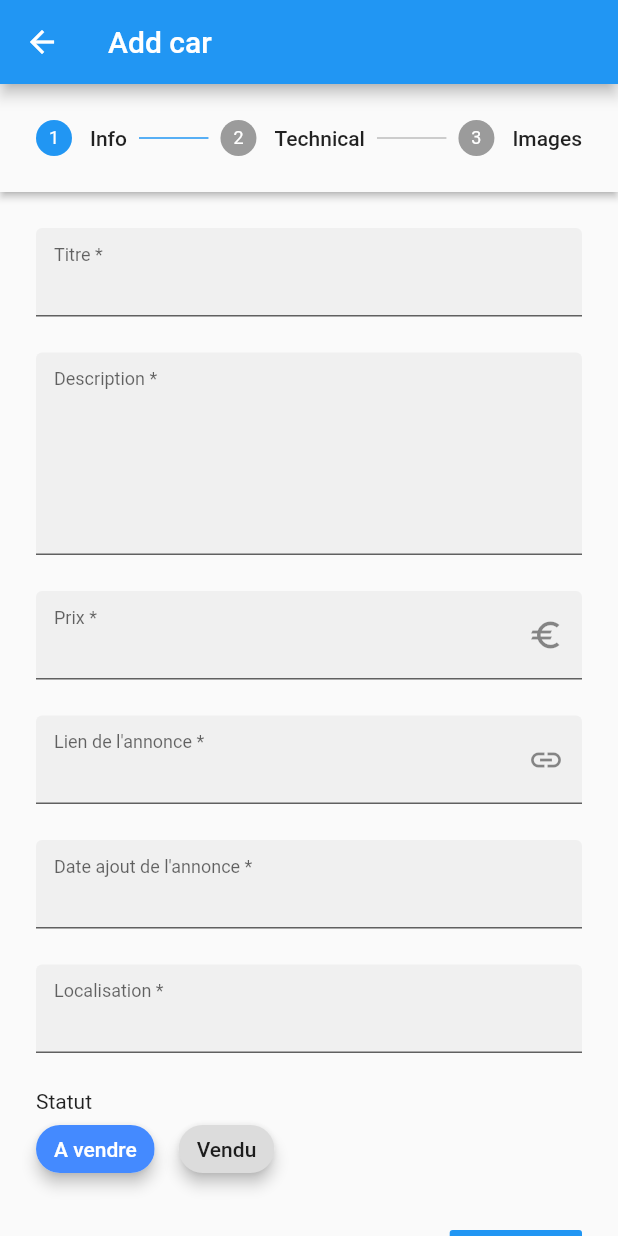
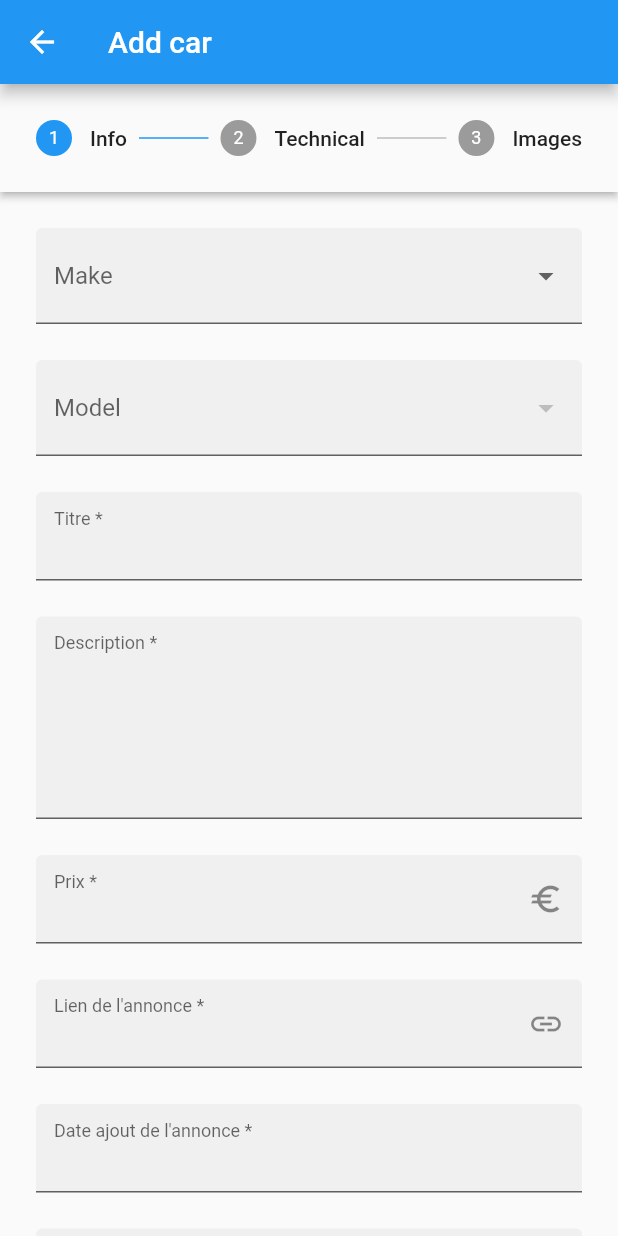
Before and after one commit to Pyozer/CarManager, a Flutter app: the CarAddView screen opened by its route, on a phone screen of 412 x 824 dp. Run offline on Flutter 3.47's test engine with Material 2 defaults, Android fonts, the phone set to English and light mode, and no system bars; our stand-ins replace cached_network_image, cloud_firestore, firebase_core, firebase_storage, flutter_svg, geocoding and 7 more; missing offline and left inert: syncfusion_flutter_core; accounts and stored records are empty; generated files the repository leaves out were written again; network calls fail.

Commit message:
feat(filter): Add filter make and model

```diff
--- a/lib/src/modules/car/car_add.view.dart
+++ b/lib/src/modules/car/car_add.view.dart
@@ -20,6 +20,7 @@ import '../../utils/regexp.util.dart';
 import '../../utils/validators.utils.dart';
 import '../../widgets/add_image_square.widget.dart';
 import '../../widgets/stepper_controls.widget.dart';
+import '../filters/models/filters.model.dart';
 import '../settings/settings_cars.controller.dart';
 import 'car_location_picker.view.dart';
 import 'model/car_location.model.dart';
@@ -308,6 +309,48 @@ class _CarAddViewState extends State<CarAddView> {
 
   List<Widget> _buildStepInfo() {
     return <Widget>[
+      DropdownButtonFormField<CarMake>(
+        value: CarMake.fromName(car['make']),
+        onChanged: (newMake) => _updateCarValue('make', newMake!.name),
+        isExpanded: true,
+        decoration: const InputDecoration(
+          label: Text('Make'),
+          filled: true,
+        ),
+        items: CarMake.values
+            .map((make) => DropdownMenuItem(
+                  value: make,
+                  child: Row(
+                    children: [
+                      Image.network(
+                        make.logo,
+                        height: 30.0,
+                        width: 30.0,
+                        fit: BoxFit.contain,
+                      ),
+                      const SizedBox(width: 12.0),
+                      Text(make.name),
+                    ],
+                  ),
+                ))
+            .toList(),
+      ),
+      DropdownButtonFormField<String>(
+        value: car['model'],
+        onChanged: (newModel) => _updateCarValue('model', newModel),
+        isExpanded: true,
+        decoration: const InputDecoration(
+          label: Text('Model'),
+          filled: true,
+        ),
+        items: kCars
+            .where((filterCar) => filterCar.make.name == car['make'])
+            .map((car) => DropdownMenuItem(
+                  value: car.model,
+                  child: Text(car.model),
+                ))
+            .toList(),
+      ),
       TextFormField(
         controller: _titleController,
         autovalidateMode: AutovalidateMode.onUserInteraction,
--- a/lib/src/modules/car/car_details.view.dart
+++ b/lib/src/modules/car/car_details.view.dart
@@ -175,14 +175,14 @@ class _CarDetailsViewState extends State<CarDetailsView> {
                   mainAxisSize: MainAxisSize.min,
                   crossAxisAlignment: CrossAxisAlignment.stretch,
                   children: [
-                    const Text('LOTUS'),
+                    Text(car.make.name.toUpperCase()),
                     const SizedBox(height: 8.0),
                     Wrap(
                       alignment: WrapAlignment.spaceBetween,
                       spacing: 16.0,
                       children: [
                         Text(
-                          'EXIGE S2',
+                          car.model.toUpperCase(),
                           style: Theme.of(context).textTheme.headlineSmall,
                         ),
                         Text(
--- a/lib/src/modules/car/car_list.view.dart
+++ b/lib/src/modules/car/car_list.view.dart
@@ -29,12 +29,12 @@ class _CarListViewState extends State<CarListView> {
   }
 
   bool _isMatchingFilter(Car car) {
-    // if (_filters.make != null && _filters.make! != car.make) {
-    //   return false;
-    // }
-    // if (_filters.model != null && _filters.model! != car.model) {
-    //   return false;
-    // }
+    if (_filters.make != null && _filters.make!.name != car.make.name) {
+      return false;
+    }
+    if (_filters.model != null && _filters.model! != car.model) {
+      return false;
+    }
     if (_filters.minYear != null && _filters.minYear! > car.year) {
       return false;
     }
@@ -82,7 +82,7 @@ class _CarListViewState extends State<CarListView> {
                 setState(() => _filters.handDrive = null);
               },
             ),
-          if (_filters.minHP != null && _filters.minHP != 0)
+          if (_filters.minHP != null && _filters.minHP != kMinHP)
             Chip(
               label: Text('HP ≥ ${_filters.minHP}'),
               onDeleted: () {
--- a/lib/src/modules/car/model/car.model.dart
+++ b/lib/src/modules/car/model/car.model.dart
@@ -2,6 +2,7 @@ import 'package:google_maps_flutter/google_maps_flutter.dart';
 import 'package:intl/intl.dart';
 
 import '../../../utils/extensions/number.extension.dart';
+import '../../filters/models/filters.model.dart';
 import 'car_location.model.dart';
 
 enum HandDrive {
@@ -29,6 +30,8 @@ enum HandDrive {
 
 class Car {
   final String uuid;
+  final CarMake make;
+  final String model;
   final String title;
   final List<String> imagesUrl;
   final String description;
@@ -48,6 +51,8 @@ class Car {
 
   Car({
     required this.uuid,
+    required this.make,
+    required this.model,
     required this.title,
     required this.imagesUrl,
     required this.description,
@@ -82,6 +87,8 @@ class Car {
   factory Car.fromJson(dynamic data) {
     return Car(
       uuid: data['uuid'],
+      make: CarMake.fromName(data['make'])!,
+      model: data['model'],
       title: data['title'],
       imagesUrl: List.from(data['imagesUrl']),
       description: data['description'],
@@ -112,6 +119,8 @@ class Car {
   Map<String, dynamic> toJson() {
     return {
       'uuid': uuid,
+      'make': make.name,
+      'model': model,
       'title': title,
       'imagesUrl': imagesUrl,
       'description': description,
--- a/lib/src/modules/filters/models/filters.model.dart
+++ b/lib/src/modules/filters/models/filters.model.dart
@@ -54,7 +54,9 @@ const kCars = <FilterCar>[
   FilterCar(CarMake.bmw, 'M2'),
   FilterCar(CarMake.bmw, 'M3'),
   FilterCar(CarMake.lotus, 'Elise'),
-  FilterCar(CarMake.lotus, 'Exige'),
+  FilterCar(CarMake.lotus, 'Exige S1'),
+  FilterCar(CarMake.lotus, 'Exige S2'),
+  FilterCar(CarMake.lotus, 'Exige S3'),
   FilterCar(CarMake.lotus, 'Evora'),
   FilterCar(CarMake.porsche, '911 997'),
   FilterCar(CarMake.volvo, 'S60R'),
--- a/pubspec.yaml
+++ b/pubspec.yaml
@@ -31,6 +31,8 @@ dependencies:
   provider: 6.0.3
   reorderables: 0.5.0
   shared_preferences: 2.0.15
+  syncfusion_flutter_core: 20.2.38
+  syncfusion_flutter_sliders: 20.2.38
   url_launcher: 6.1.4
   uuid: 3.0.6
 
```
Also changed, not shown: lib/src/modules/filters/filters.view.dart (+66 -30 lines), lib/src/modules/filters/widget/filter_range.widget.dart (+13 -10 lines), pubspec.lock, 2 other files.
